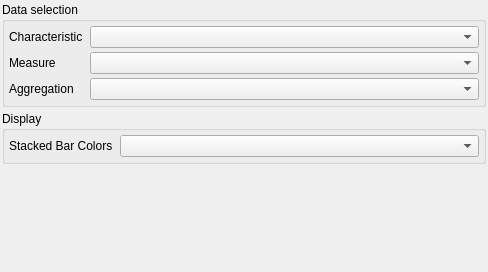
First picture: the form in modules/FiAKEr/SensitivitySettings.ui, repository 3dct/open_iA, before the edit.
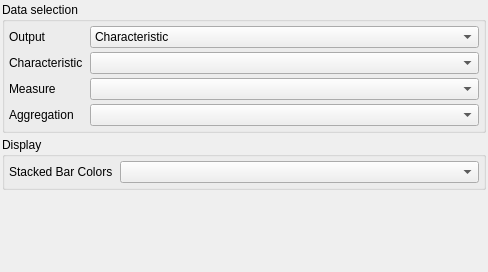
Second picture: the form after the edit.

Commit message: Sensitivity: Add Fiber count sensitivity, update plot, add detail chart labels

Patch:
```diff
--- a/modules/FiAKEr/SensitivitySettings.ui
+++ b/modules/FiAKEr/SensitivitySettings.ui
@@ -50,20 +50,17 @@
       <property name="spacing">
        <number>4</number>
       </property>
-      <item row="0" column="1">
-       <widget class="QComboBox" name="cmbboxCharacteristic">
-        <property name="enabled">
-         <bool>true</bool>
-        </property>
-        <property name="sizePolicy">
-         <sizepolicy hsizetype="Expanding" vsizetype="Fixed">
-          <horstretch>0</horstretch>
-          <verstretch>0</verstretch>
-         </sizepolicy>
-        </property>
-       </widget>
-      </item>
       <item row="2" column="1">
+       <widget class="QComboBox" name="cmbboxMeasure">
+        <property name="sizePolicy">
+         <sizepolicy hsizetype="Expanding" vsizetype="Fixed">
+          <horstretch>0</horstretch>
+          <verstretch>0</verstretch>
+         </sizepolicy>
+        </property>
+       </widget>
+      </item>
+      <item row="3" column="1">
        <widget class="QComboBox" name="cmbboxAggregation">
         <property name="sizePolicy">
          <sizepolicy hsizetype="Expanding" vsizetype="Fixed">
@@ -73,29 +70,32 @@
         </property>
        </widget>
       </item>
-      <item row="1" column="0">
+      <item row="3" column="0">
+       <widget class="QLabel" name="lbAggregation">
+        <property name="text">
+         <string>Aggregation</string>
+        </property>
+       </widget>
+      </item>
+      <item row="2" column="0">
        <widget class="QLabel" name="lbMeasure">
         <property name="text">
          <string>Measure</string>
         </property>
        </widget>
       </item>
-      <item row="0" column="0">
+      <item row="1" column="0">
        <widget class="QLabel" name="lbCharacteristic">
         <property name="text">
          <string>Characteristic </string>
         </property>
        </widget>
       </item>
-      <item row="2" column="0">
-       <widget class="QLabel" name="lbAggregation">
-        <property name="text">
-         <string>Aggregation</string>
-        </property>
-       </widget>
-      </item>
       <item row="1" column="1">
-       <widget class="QComboBox" name="cmbboxMeasure">
+       <widget class="QComboBox" name="cmbboxCharacteristic">
+        <property name="enabled">
+         <bool>true</bool>
+        </property>
         <property name="sizePolicy">
          <sizepolicy hsizetype="Expanding" vsizetype="Fixed">
           <horstretch>0</horstretch>
@@ -104,6 +104,32 @@
         </property>
        </widget>
       </item>
+      <item row="0" column="0">
+       <widget class="QLabel" name="lbOutput">
+        <property name="text">
+         <string>Output</string>
+        </property>
+       </widget>
+      </item>
+      <item row="0" column="1">
+       <widget class="QComboBox" name="cmbboxOutput">
+        <item>
+         <property name="text">
+          <string>Characteristic</string>
+         </property>
+        </item>
+        <item>
+         <property name="text">
+          <string>Fiber Count</string>
+         </property>
+        </item>
+        <item>
+         <property name="text">
+          <string>Dissimilarity</string>
+         </property>
+        </item>
+       </widget>
+      </item>
      </layout>
     </widget>
    </item>
```
The commit also changes 5 other files.
